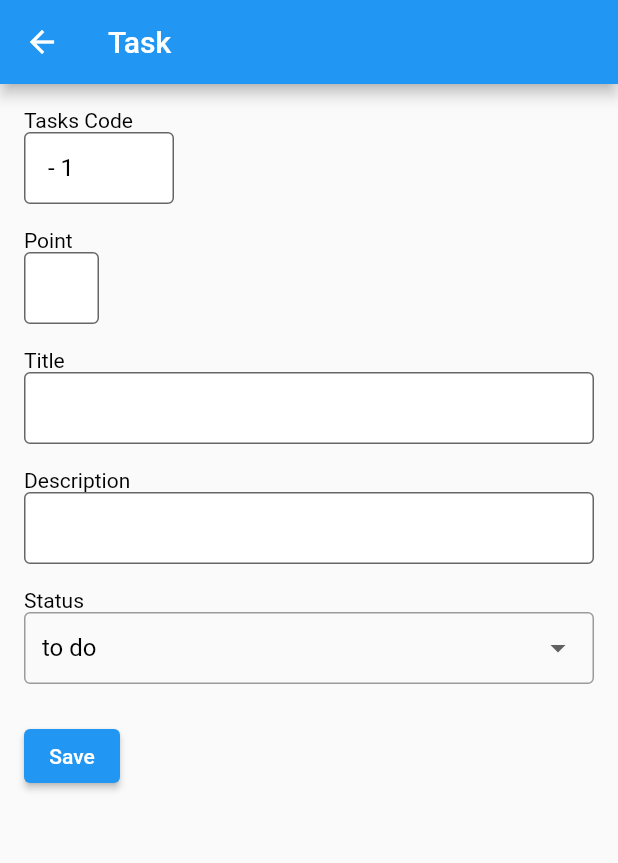
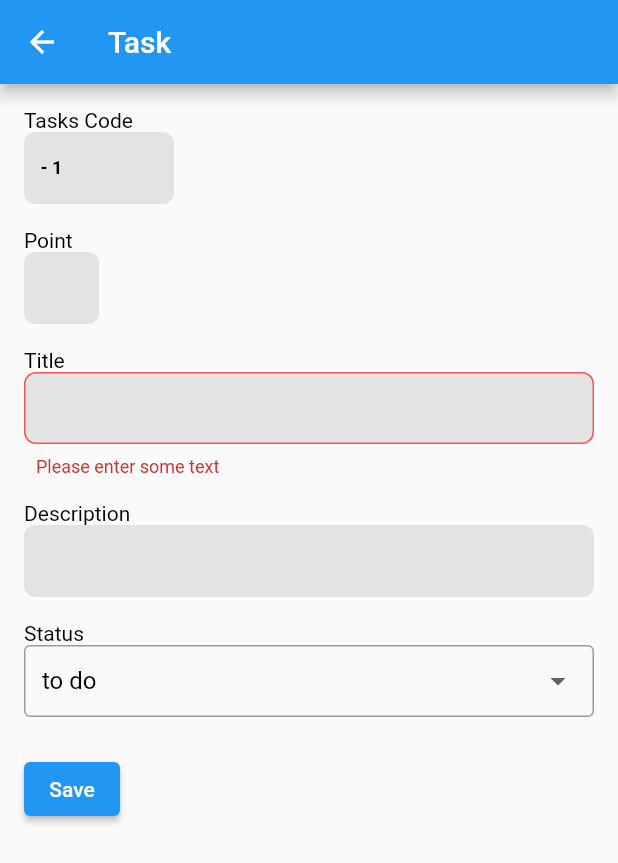
Before and after one commit to exaudie/task_list_flutter, a Flutter app: the TaskView screen opened by its route, after a tap on "Save", on a phone screen of 412 x 824 dp. Shown: the top 863 px of the screen. Run offline on Flutter 3.47's test engine with Material 2 defaults, Android fonts, the phone set to English and light mode, and no system bars; our stand-ins replace hive, hive_flutter, stacked, stacked_services, stacked_shared; accounts and stored records are empty; generated files the repository leaves out were written again.

Commit message:
refactor(SaveTask): Implement save task to local storage

```diff
--- a/lib/infrastructure/helpers/text_style_app.dart
+++ b/lib/infrastructure/helpers/text_style_app.dart
@@ -1,6 +1,8 @@
 import 'package:flutter/material.dart';
 
 class TextStyleApp {
+  static TextStyle text10w400 = const TextStyle(fontSize: 10, fontWeight: FontWeight.w400);
+  static TextStyle text12w700 = const TextStyle(fontSize: 12, fontWeight: FontWeight.w700);
   static TextStyle text14w400 = const TextStyle(fontSize: 14, fontWeight: FontWeight.w400);
   static TextStyle text16w800 = const TextStyle(fontSize: 16, fontWeight: FontWeight.w800);
   static TextStyle text16w400 = const TextStyle(fontSize: 16, fontWeight: FontWeight.w400);
--- a/lib/infrastructure/helpers/ui_app.dart
+++ b/lib/infrastructure/helpers/ui_app.dart
@@ -20,8 +20,8 @@ const Widget verticalSpaceLarge = SizedBox(height: _largeSize);
 const Widget verticalSpaceMassive = SizedBox(height: _massiveSize);
 
 class UiApp {
-  static Widget spacedDivider = Column(
-    children: const <Widget>[
+  static Widget spacedDivider = const Column(
+    children: <Widget>[
       verticalSpaceMedium,
       Divider(color: Colors.blueGrey, height: 5.0),
       verticalSpaceMedium,
--- a/lib/infrastructure/services/local_db_service.dart
+++ b/lib/infrastructure/services/local_db_service.dart
@@ -1,4 +1,4 @@
-import 'dart:developer';
+import 'dart:developer' as developer;
 
 import 'package:hive_flutter/hive_flutter.dart';
 
@@ -11,6 +11,7 @@ class LocalDbService {
 
   Future<void> storeTasks(TasksDb tasks) async {
     Box dataBox = Hive.box<TasksDb>(tasksBox);
+    tasks.taskId = dataBox.length + 1;
     await dataBox.add(tasks);
   }
 
@@ -19,12 +20,13 @@ class LocalDbService {
     await dataBox.clear();
   }
 
-  Future<TasksDb?> getTasks() async {
+  Future<Iterable?> getTasks() async {
     try {
       Box dataBox = Hive.box<TasksDb>(tasksBox);
       if (dataBox.length > 0) {
-        return await dataBox.get(0);
+        return dataBox.values;
       }
+
       return null;
     } on HiveError catch (_) {
       return null;
@@ -60,6 +62,7 @@ class LocalDbService {
       if (dataBox.length > 0) {
         return await dataBox.getAt(0);
       }
+
       return null;
     } on HiveError catch (_) {
       return null;
--- a/lib/ui/shared/text_field_app.dart
+++ b/lib/ui/shared/text_field_app.dart
@@ -1,37 +1,108 @@
 import 'package:flutter/material.dart';
 
+import '../../infrastructure/helpers/colors_app.dart';
+import '../../infrastructure/helpers/text_style_app.dart';
+
 class TextFieldApp extends StatelessWidget {
+  final Color fillColor;
+  final IconData? prefixIcon;
+  final String? labelText;
+  final IconData? suffix;
+  final VoidCallback? onTabSuffix;
+  final bool obscureText;
+  final FormFieldValidator? validator;
   final TextEditingController? controller;
-  final bool? enableInteractiveSelection;
-  final Color fillColor;
-  final String? hintText;
-  final bool readOnly;
-  final FormFieldValidator? validator;
 
   const TextFieldApp({
     Key? key,
+    this.fillColor = ColorsApp.kcVeryLightGrey,
+    this.prefixIcon,
+    this.labelText,
+    this.suffix,
+    this.onTabSuffix,
+    this.obscureText = false,
+    this.validator,
     this.controller,
-    this.enableInteractiveSelection,
-    this.fillColor = Colors.white,
-    this.hintText,
-    this.readOnly = false,
-    this.validator,
   }) : super(key: key);
 
   @override
   Widget build(BuildContext context) {
-    return TextFormField(
-      decoration: InputDecoration(
-        contentPadding: const EdgeInsets.all(12),
-        border: const OutlineInputBorder(),
-        hintText: hintText,
-        filled: true,
-        fillColor: fillColor,
-      ),
-      controller: controller,
-      enableInteractiveSelection: enableInteractiveSelection,
-      readOnly: readOnly,
-      validator: validator,
+    return Stack(
+      children: [
+        TextFormField(
+          controller: controller,
+          obscureText: obscureText,
+          style: TextStyleApp.text12w700,
+          decoration: InputDecoration(
+            suffix: suffix == null
+                ? null
+                : IconButton(
+                    padding: EdgeInsets.zero,
+                    constraints: const BoxConstraints(),
+                    onPressed: onTabSuffix,
+                    icon: Icon(
+                      suffix,
+                      color: ColorsApp.kcPrimaryColorDark,
+                    ),
+                  ),
+            contentPadding: const EdgeInsets.all(8),
+            prefixIcon: prefixIcon == null
+                ? null
+                : Icon(
+                    prefixIcon,
+                    color: ColorsApp.kcPrimaryColorDark,
+                  ),
+            border: const OutlineInputBorder(),
+            enabledBorder: OutlineInputBorder(
+              borderSide: BorderSide(
+                color: fillColor,
+              ),
+              borderRadius: const BorderRadius.all(
+                Radius.circular(8.0),
+              ),
+            ),
+            focusedBorder: const OutlineInputBorder(
+              borderSide: BorderSide(
+                color: Colors.lightBlue,
+              ),
+              borderRadius: BorderRadius.all(
+                Radius.circular(8.0),
+              ),
+            ),
+            errorBorder: const OutlineInputBorder(
+              gapPadding: 16,
+              borderSide: BorderSide(
+                color: Colors.redAccent,
+              ),
+              borderRadius: BorderRadius.all(
+                Radius.circular(8.0),
+              ),
+            ),
+            focusedErrorBorder: const OutlineInputBorder(
+              gapPadding: 16,
+              borderSide: BorderSide(
+                color: Colors.redAccent,
+              ),
+              borderRadius: BorderRadius.all(
+                Radius.circular(8.0),
+              ),
+            ),
+            fillColor: fillColor,
+            filled: true,
+          ),
+          validator: validator,
+        ),
+        Positioned(
+          top: 4,
+          left: 50,
+          child: Text(
+            labelText ?? '',
+            style: TextStyleApp.text10w400.copyWith(
+              color: ColorsApp.kcPrimaryColorDark,
+            ),
+          ),
+        ),
+      ],
     );
   }
 }
--- a/lib/ui/views/task/task_view.dart
+++ b/lib/ui/views/task/task_view.dart
@@ -2,10 +2,11 @@ import 'dart:developer';
 
 import 'package:flutter/material.dart';
 import 'package:stacked/stacked.dart';
-import 'package:task_list/infrastructure/helpers/ui_app.dart';
+import 'package:task_list/infrastructure/helpers/validate_field_app.dart';
 
+import '../../../infrastructure/helpers/ui_app.dart';
 import '../../shared/text_field_app.dart';
-import 'task_viewmode.dart';
+import 'task_viewmodel.dart';
 
 class TaskView extends StackedView<TaskViewModel> {
   const TaskView({super.key});
@@ -40,18 +41,19 @@ class TaskView extends StackedView<TaskViewModel> {
                   SizedBox(
                     width: 50,
                     child: TextFieldApp(
-                    controller: viewModel.pointController,
+                      controller: viewModel.taskPointController,
                     ),
                   ),
                   UiApp.verticalSpace(16),
                   const Text('Title'),
                   TextFieldApp(
-                  controller: viewModel.titleController,
+                    controller: viewModel.taskTitleController,
+                    validator: (value) => ValidateFieldApp.validateRequired(value),
                   ),
                   UiApp.verticalSpace(16),
                   const Text('Description'),
                   TextFieldApp(
-                  controller: viewModel.descController,
+                    controller: viewModel.taskDescController,
                   ),
                   UiApp.verticalSpace(16),
                   const Text('Status'),
@@ -77,7 +79,6 @@ class TaskView extends StackedView<TaskViewModel> {
               ),
             ),
           ),
-      ),
-    );
+        ));
   }
 }
--- a/lib/ui/views/task/task_viewmode.dart
+++ /dev/null
@@ -1,33 +0,0 @@
-import 'dart:developer';
-
-import 'package:flutter/cupertino.dart';
-import 'package:stacked/stacked.dart';
-
-import '../../../app/app.locator.dart';
-import '../../../infrastructure/services/local_db_service.dart';
-
-class TaskViewModel extends FutureViewModel {
-  final _localDbService = locator<LocalDbService>();
-
-  final formKey = GlobalKey<FormState>();
-  final taskCodeController = TextEditingController();
-  final pointController = TextEditingController();
-
-  var titleController;
-
-  var descController;
-
-  @override
-  Future futureToRun() async {
-    initSettings();
-  }
-
-  Future<void> initSettings() async {
-    final settings = await _localDbService.getSettings();
-    final lastTaskId = await _localDbService.getLastTaskId() ?? 0;
-
-    taskCodeController.text = '${settings?.prefixCode ?? ''} - ${lastTaskId + 1}';
-  }
-
-  void onPressedSaveTask() {}
-}
--- /dev/null
+++ b/lib/ui/views/task/task_viewmodel.dart
@@ -0,0 +1,43 @@
+import 'dart:developer';
+
+import 'package:flutter/material.dart';
+import 'package:stacked/stacked.dart';
+import 'package:stacked_services/stacked_services.dart';
+import 'package:task_list/infrastructure/databases/tasks/tasks_db.dart';
+
+import '../../../app/app.locator.dart';
+import '../../../infrastructure/services/local_db_service.dart';
+
+class TaskViewModel extends FutureViewModel {
+  final _localDbService = locator<LocalDbService>();
+
+  final formKey = GlobalKey<FormState>();
+  final taskCodeController = TextEditingController();
+  final taskTitleController = TextEditingController();
+  final taskDescController = TextEditingController();
+  final taskPointController = TextEditingController();
+
+  @override
+  Future futureToRun() async {
+    await initSettings();
+  }
+
+  Future<void> initSettings() async {
+    final settings = await _localDbService.getSettings();
+    final lastTaskId = await _localDbService.getLastTaskId() ?? 0;
+    await _localDbService.getTasks();
+
+    taskCodeController.text = '${settings?.prefixCode ?? ''} - ${lastTaskId + 1}';
+  }
+
+  void onPressedSaveTask() async {
+    if (formKey.currentState != null && formKey.currentState!.validate()) {
+      TasksDb task = TasksDb();
+      task.taskCode = taskCodeController.text;
+     await _localDbService.storeTasks(task);
+
+var snackbaar = SnackbarService();
+snackbaar.showSnackbar(message: 'saved task');
+    }
+  }
+}
--- a/pubspec.yaml
+++ b/pubspec.yaml
@@ -39,7 +39,7 @@ dependencies:
   path_provider: ^2.0.15
 
   stacked: ^3.1.0+3
-  stacked_services: ^1.1.0
+  stacked_services: ^1.2.0
 
   hive: ^2.2.3
   hive_flutter: ^1.1.0
@@ -53,10 +53,10 @@ dev_dependencies:
   # activated in the `analysis_options.yaml` file located at the root of your
   # package. See that file for information about deactivating specific lint
   # rules and activating additional ones.
-  flutter_lints: ^2.0.1
+  flutter_lints: ^2.0.2
   build_runner: ^2.2.0
 
-  stacked_generator: ^1.3.3
+  stacked_generator: ^1.4.0
 
   hive_generator: ^2.0.0
 
```
Also changed, not shown: lib/infrastructure/models/task_model.dart (added, +33 -0 lines), lib/ui/customs/bottom_sheets/notice/notice_sheet.dart (+7 -7 lines), lib/ui/views/home/home_view.dart (+15 -11 lines), lib/ui/views/home/home_viewmodel.dart (+22 -1 lines), lib/ui/views/home/widgets/task_item.dart (+12 -9 lines), pubspec.lock, 1 other file. Lines whose indentation alone changed are shown as unchanged.
